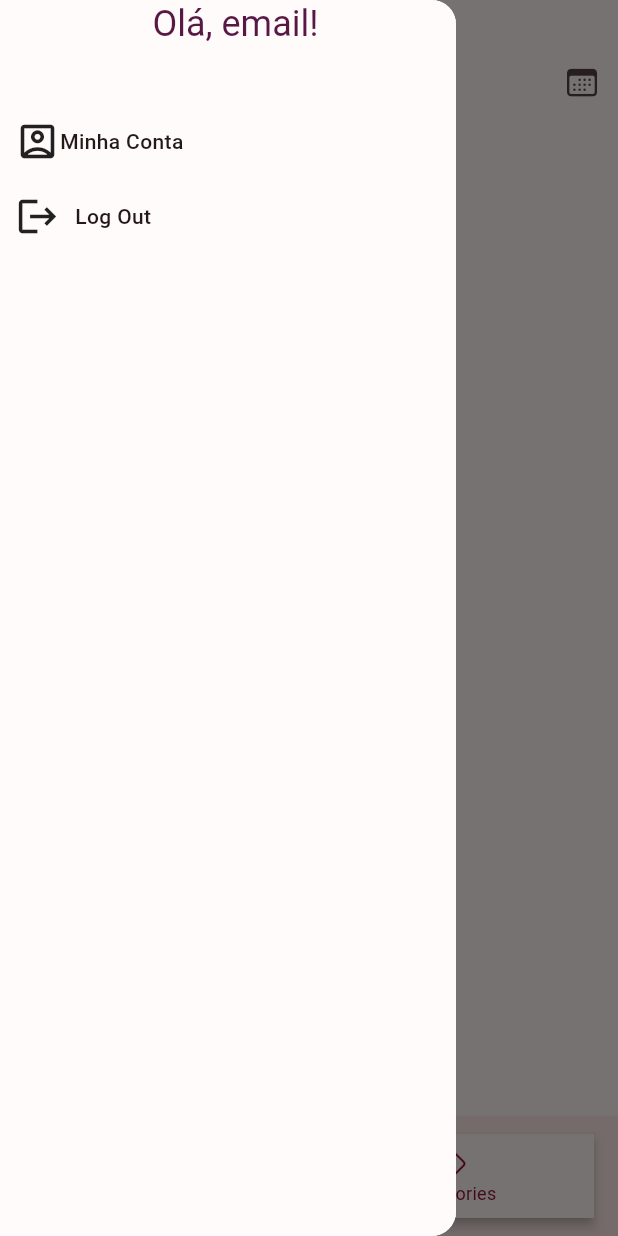
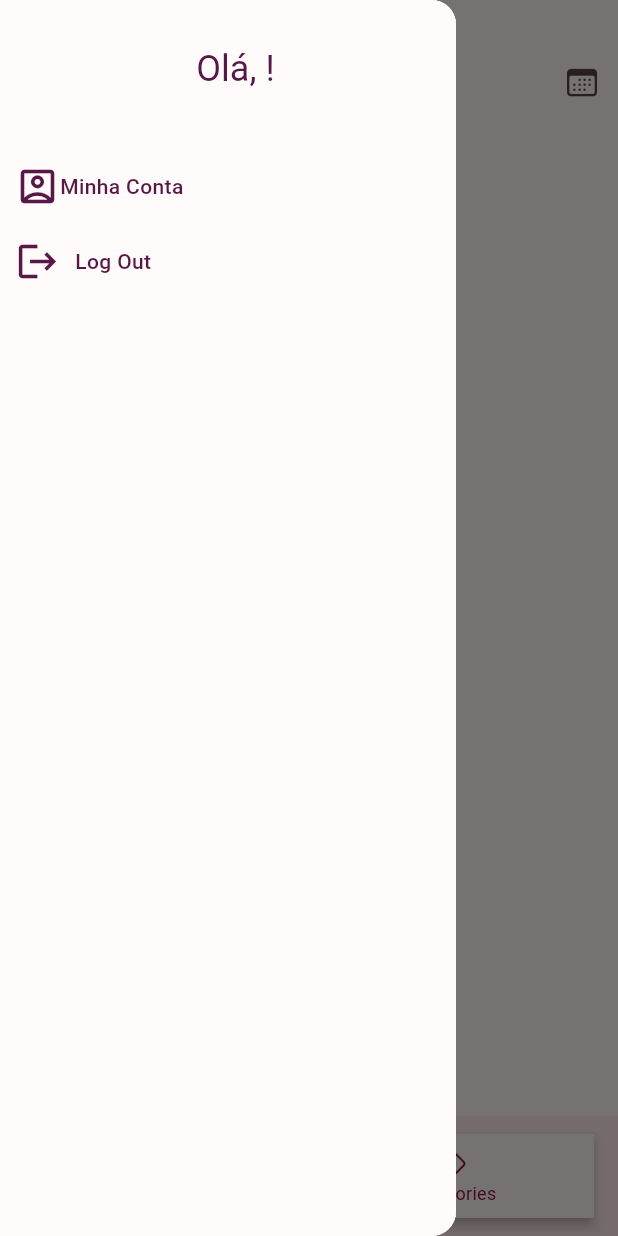
Before and after one commit to vitoriameneses/To-Do-App, a Flutter app: the screen it shows after launch, after a tap on the "menu" icon, on a phone screen of 412 x 824 dp. Run offline on Flutter 3.47's test engine with Material 3 defaults, Android fonts, the phone set to English and light mode, and no system bars; our stand-ins replace cloud_firestore, firebase_auth, firebase_core, fluttertoast, google_fonts; accounts and stored records are empty; Roboto replaces fonts that are missing (Space Grotesk).

Commit message:
updates home and categories

```diff
--- a/to_do_app/lib/telas/categories.dart
+++ b/to_do_app/lib/telas/categories.dart
@@ -58,7 +58,8 @@ class _CategoriesState extends State<Categories> {
                       ),
                     ),
                     title: Text(data['name']),
-                    subtitle: Text(data['quant']),
+                    subtitle: Text(data['quant'].toString()),
+                    //subtitle: Text(data['quant']),
                     isThreeLine: true,
                   ),
                 );
@@ -68,8 +69,5 @@ class _CategoriesState extends State<Categories> {
         },
       ),
     );
-    /*const Center(
-      child: Text('Categories text'),
-    );*/
   }
 }
--- a/to_do_app/lib/telas/home.dart
+++ b/to_do_app/lib/telas/home.dart
@@ -28,16 +28,17 @@ class _MyHomePageState extends State<MyHomePage> {
         child: StreamBuilder<DocumentSnapshot>(
           stream: FirebaseFirestore.instance
               .collection('users')
-              .doc('ID_DO_USUARIO')
+              .doc('BqqXwj7eIvqaSmqp4DSZ')
               .snapshots(),
           builder: (context, snapshot) {
             if (snapshot.hasData) {
               var userData = snapshot.data!.data();
               var userDataMap = userData as Map<String, dynamic>;
               var email = userDataMap['email'];
+              var name = userDataMap['name'];
+              var password = userDataMap['password'];
               // var email = userData!['email'];
               return Container(
-                //
                 width: 100,
                 height: 100,
                 decoration: BoxDecoration(
@@ -47,13 +48,13 @@ class _MyHomePageState extends State<MyHomePage> {
                   //icon
                   children: [
                     Padding(
-                      padding: EdgeInsetsDirectional.fromSTEB(10, 0, 0, 0),
+                      padding: EdgeInsetsDirectional.fromSTEB(10, 30, 0, 0),
                       child: Column(
                         mainAxisSize: MainAxisSize.max,
                         crossAxisAlignment: CrossAxisAlignment.start,
                         children: [
                           Text(
-                            'Olá, email!',
+                            'Olá, $name!',
                             textAlign: TextAlign.start,
                             style: Theme.of(context)
                                 .textTheme
@@ -93,6 +94,7 @@ class _MyHomePageState extends State<MyHomePage> {
                           children: [
                             Icon(
                               Icons.account_box_outlined,
+                              color: Color.fromARGB(255, 88, 24, 69),
                               //color: FlutterFlowTheme.of(context).secondaryText,
                               size: 30,
                             ),
@@ -103,6 +105,7 @@ class _MyHomePageState extends State<MyHomePage> {
                                   .bodyMedium!
                                   .copyWith(
                                     fontFamily: 'Space Grotesk',
+                                    color: Color.fromARGB(255, 88, 24, 69),
                                     //color: FlutterFlowTheme.of(context).primaryBackground,
                                     fontWeight: FontWeight.w500,
                                   ),
@@ -118,6 +121,7 @@ class _MyHomePageState extends State<MyHomePage> {
                         children: [
                           Icon(
                             Icons.logout,
+                            color: Color.fromARGB(255, 88, 24, 69),
                             // color: FlutterFlowTheme.of(context).secondaryText,
                             size: 30,
                           ),
@@ -131,6 +135,7 @@ class _MyHomePageState extends State<MyHomePage> {
                                   .bodyMedium!
                                   .copyWith(
                                     fontFamily: 'Space Grotesk',
+                                    color: Color.fromARGB(255, 88, 24, 69),
                                     //color: FlutterFlowTheme.of(context).primaryBackground,
                                     fontWeight: FontWeight.w500,
                                   ),
@@ -232,7 +237,7 @@ class _MyHomePageState extends State<MyHomePage> {
     );
   }
 }
-
+/*
 //função para aumentar/diminuir a quantidade de tasks por categoria
 Future<void> updateCategoryQuant() async {
   CollectionReference categoriesRef =
@@ -244,7 +249,7 @@ Future<void> updateCategoryQuant() async {
   QuerySnapshot categorySnapshot = await categoriesRef.get();
   categorySnapshot.docs.forEach((categoryDoc) async {
     // Obtendo o valor atual do campo "quant"
-    int currentQuant = categoryDoc.data()['quant'] ?? 0;
+   int currentQuant = categoryDoc.data()['quant'] ?? 0;
 
     // Novo valor para o campo "quant" (aumenta ou diminui com base na quantidade de tarefas)
     int newQuant = currentQuant + taskCount;
@@ -253,3 +258,4 @@ Future<void> updateCategoryQuant() async {
     await categoriesRef.doc(categoryDoc.id).update({'quant': newQuant});
   });
 }
+*/
```
